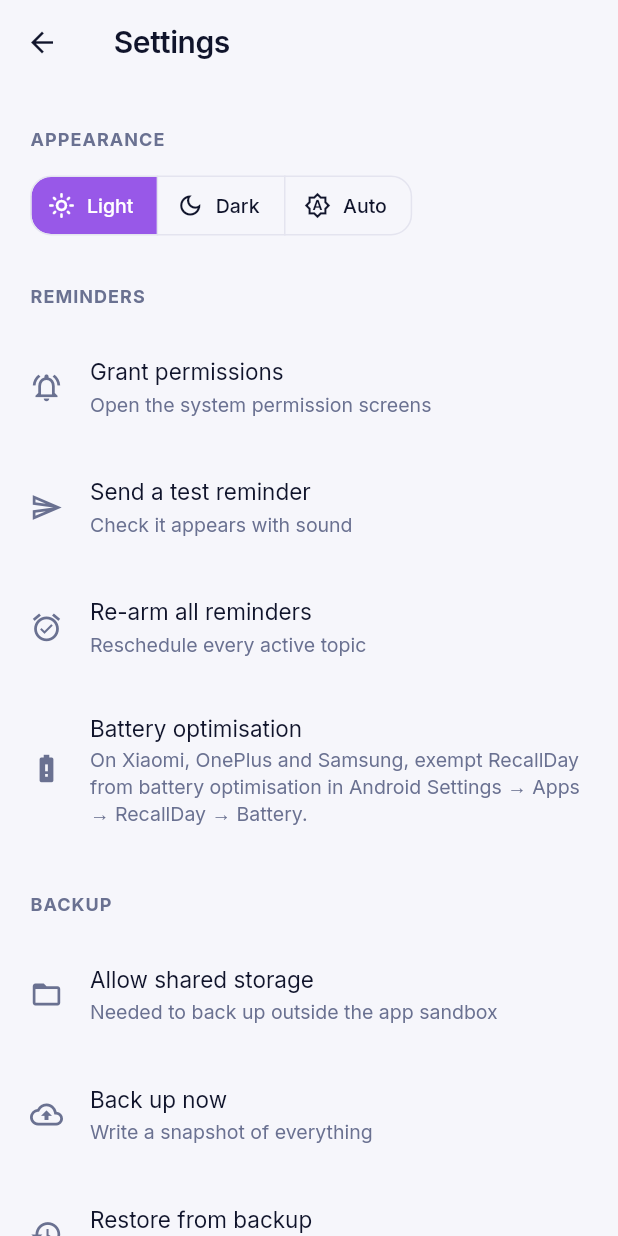
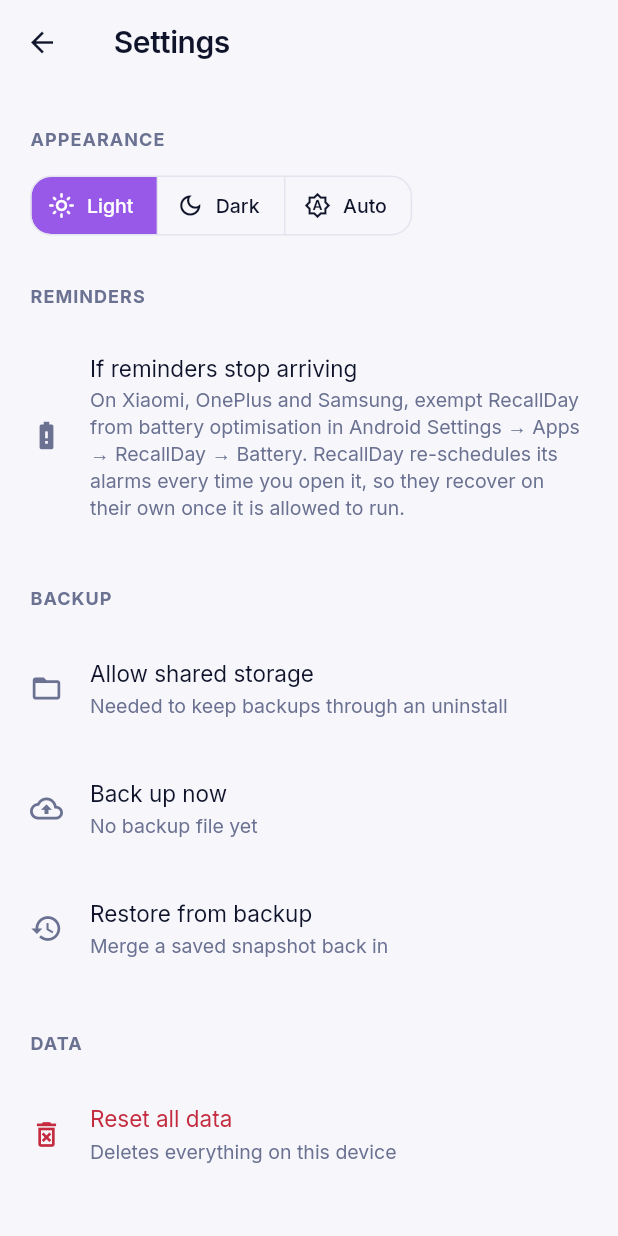
Before and after one commit to Ragul-personal/RecallDay, a Flutter app: the SettingsPage screen opened directly, on a phone screen of 412 x 824 dp. Run offline on Flutter 3.47's test engine with Material 3 defaults, Android fonts, the phone set to English and light mode, and no system bars; our stand-ins replace equatable, file_picker, fl_chart, flutter_animate, flutter_local_notifications, flutter_markdown_plus and 12 more; missing offline and left inert: workmanager; accounts and stored records are empty.

Commit message:
Persistent tab shell; immediate backups; trim Settings
Navigation: the four tabs were four separate top-level routes, each
building its own HomeShell. Switching replaced the whole route, so the
page transition cross-faded the entire screen — which is why the "New
subject" button appeared to pop in and vanish — and every page rebuilt
from scratch. They now live in a StatefulShellRoute.indexedStack with
one persistent scaffold, and the FAB is owned by the shell and
cross-fades its label instead of two per-page buttons animating past
each other.

Backup is now written immediately on every change rather than behind a
2-second debounce, so a change followed by force-closing the app is
still saved. Writes are serialised, with a single queued follow-up, so a
burst of edits ends in one write of the final state.

Restore: when no file is found, Settings now lists the exact paths
searched instead of a bare "No backup file found" — the earlier failure
was that no backup existed at all, because writes were erroring out.

Settings:
- "Grant permissions" appears only when a permission is actually
  missing, reports what really happened, and offers to open Android
  settings when the OS has stopped prompting. It previously always said
  "Permissions refreshed" regardless of outcome.
- "Re-arm all reminders" removed: alarms are re-armed on every app start
  and by the periodic worker, so the button added no capability.
- "Compact storage" removed: Hive rewrites its files automatically once
  enough records are deleted.
- "Copy backup as text" removed.
- "Send a test reminder" kept in code but shown only in debug builds.

Co-Authored-By: Claude Sonnet 5 <noreply@anthropic.com>
Claude-Session: https://claude.ai/code/session_01PKExP6MsDmFrBjyKkKRsZc

```diff
--- a/lib/presentation/pages/settings_page.dart
+++ b/lib/presentation/pages/settings_page.dart
@@ -1,3 +1,4 @@
+import 'package:flutter/foundation.dart' show kDebugMode;
 import 'package:flutter/material.dart';
 import 'package:flutter/services.dart';
 import 'package:flutter_riverpod/flutter_riverpod.dart';
@@ -21,6 +22,7 @@ class SettingsPage extends ConsumerStatefulWidget {
 class _SettingsPageState extends ConsumerState<SettingsPage> {
   PermissionReport? _perms;
   BackupLocation? _location;
+  String? _backupPath;
   bool _busy = false;
 
   @override
@@ -32,10 +34,12 @@ class _SettingsPageState extends ConsumerState<SettingsPage> {
   Future<void> _refreshStatus() async {
     final perms = await NotificationService.instance.permissionStatus();
     final loc = await BackupService.instance.resolveLocation(refresh: true);
+    final file = await BackupService.instance.findBackupFile();
     if (!mounted) return;
     setState(() {
       _perms = perms;
       _location = loc;
+      _backupPath = file?.path;
     });
   }
 
@@ -46,6 +50,25 @@ class _SettingsPageState extends ConsumerState<SettingsPage> {
       ..showSnackBar(SnackBar(content: Text(msg)));
   }
 
+  Future<void> _details(String title, String body) => showDialog<void>(
+        context: context,
+        builder: (ctx) => AlertDialog(
+          title: Text(title),
+          content: SingleChildScrollView(
+            child: SelectableText(
+              body,
+              style: Theme.of(ctx).textTheme.bodySmall,
+            ),
+          ),
+          actions: [
+            TextButton(
+              onPressed: () => Navigator.pop(ctx),
+              child: const Text('Close'),
+            ),
+          ],
+        ),
+      );
+
   @override
   Widget build(BuildContext context) {
     return Scaffold(
@@ -55,7 +78,7 @@ class _SettingsPageState extends ConsumerState<SettingsPage> {
           padding: const EdgeInsets.only(bottom: AppSpacing.xxxl),
           children: [
             _appearance(),
-            _notifications(),
+            _reminders(),
             _backup(),
             _data(),
             _about(),
@@ -104,14 +127,22 @@ class _SettingsPageState extends ConsumerState<SettingsPage> {
     );
   }
 
-  // ---------------------------------------------------------- notifications
+  // -------------------------------------------------------------- reminders
 
-  Widget _notifications() {
+  Widget _reminders() {
     final p = _perms;
     final cs = Theme.of(context).colorScheme;
     final light = Theme.of(context).brightness == Brightness.light;
     final success =
         light ? StatusColors.successLight : StatusColors.successDark;
+    final warning =
+        light ? StatusColors.warningLight : StatusColors.warningDark;
+
+    // Nothing to fix once both permissions are held — the button that used to
+    // sit here always reported "Permissions refreshed" whether or not anything
+    // had changed, which made it look broken. It now appears only when there
+    // is genuinely something to grant.
+    final needsAction = p != null && (!p.canNotify || !p.exactAlarmGranted);
 
     return _Group(
       title: 'Reminders',
@@ -125,67 +156,111 @@ class _SettingsPageState extends ConsumerState<SettingsPage> {
               AppSpacing.md,
             ),
             child: _StatusBanner(
-              ok: p.canNotify,
-              color: p.canNotify ? success : cs.error,
-              title: p.canNotify ? 'Reminders are on' : 'Reminders are blocked',
+              ok: p.canNotify && p.exactAlarmGranted,
+              color: !p.canNotify
+                  ? cs.error
+                  : p.exactAlarmGranted
+                      ? success
+                      : warning,
+              title: !p.canNotify
+                  ? 'Reminders are blocked'
+                  : p.exactAlarmGranted
+                      ? 'Reminders are on and exact'
+                      : 'Reminders are on, but may run late',
               message: !p.canNotify
-                  ? 'Android is not letting RecallDay post notifications. '
-                      'Tap "Grant permissions" below.'
+                  ? 'Android is not letting RecallDay post notifications, so '
+                      'no reminder will ever appear.'
                   : p.exactAlarmGranted
-                      ? 'Exact alarms allowed — reminders fire on time.'
-                      : 'Exact alarms are off, so Android may deliver reminders '
-                          'a few minutes late. Turn on "Alarms & reminders" to fix.',
+                      ? 'Your reminders will fire at the time you set.'
+                      : 'Exact alarms are off, so Android may batch reminders '
+                          'and deliver them a few minutes late.',
             ),
           ),
-        ListTile(
-          leading: const Icon(Icons.notifications_active_outlined),
-          title: const Text('Grant permissions'),
-          subtitle: const Text('Open the system permission screens'),
-          onTap: _busy
-              ? null
-              : () async {
-                  await NotificationService.instance.requestPermissions();
-                  NotificationService.instance.invalidatePermissionCache();
-                  await ref.read(topicCommandsProvider).reArmAllNotifications();
-                  await _refreshStatus();
-                  _toast('Permissions refreshed');
-                },
-        ),
-        ListTile(
-          leading: const Icon(Icons.send_outlined),
-          title: const Text('Send a test reminder'),
-          subtitle: const Text('Check it appears with sound'),
-          onTap: _busy
-              ? null
-              : () async {
-                  final ok =
-                      await NotificationService.instance.showTestNotification();
-                  _toast(ok
-                      ? 'Sent — check your notification bar'
-                      : 'Android refused it. Grant permissions first.');
-                },
-        ),
-        ListTile(
-          leading: const Icon(Icons.alarm_on_outlined),
-          title: const Text('Re-arm all reminders'),
-          subtitle: const Text('Reschedule every active topic'),
-          onTap: _busy
-              ? null
-              : () async {
-                  await ref.read(topicCommandsProvider).reArmAllNotifications();
-                  _toast('Reminders rescheduled');
-                },
-        ),
+        if (needsAction)
+          ListTile(
+            leading: Icon(Icons.notifications_active_outlined, color: cs.primary),
+            title: Text(
+              p.canNotify ? 'Allow exact alarms' : 'Allow notifications',
+            ),
+            subtitle: const Text('Opens the Android permission screen'),
+            onTap: _busy ? null : _requestPermissions,
+          ),
         const ListTile(
           leading: Icon(Icons.battery_alert_outlined),
-          title: Text('Battery optimisation'),
+          title: Text('If reminders stop arriving'),
           subtitle: Text(
             'On Xiaomi, OnePlus and Samsung, exempt RecallDay from battery '
-            'optimisation in Android Settings → Apps → RecallDay → Battery.',
+            'optimisation in Android Settings → Apps → RecallDay → Battery. '
+            'RecallDay re-schedules its alarms every time you open it, so '
+            'they recover on their own once it is allowed to run.',
           ),
         ),
+        // Kept for future diagnosis but hidden from release builds — the
+        // notification path is working, so a test button is just clutter.
+        if (kDebugMode)
+          ListTile(
+            leading: const Icon(Icons.bug_report_outlined),
+            title: const Text('Send a test reminder (debug)'),
+            onTap: () async {
+              final ok =
+                  await NotificationService.instance.showTestNotification();
+              _toast(ok ? 'Test reminder sent' : 'Android refused it');
+            },
+          ),
       ],
     );
+  }
+
+  Future<void> _requestPermissions() async {
+    final before = _perms;
+    final report = await NotificationService.instance.requestPermissions();
+    NotificationService.instance.invalidatePermissionCache();
+    // A newly granted exact-alarm permission only takes effect on alarms
+    // scheduled from now on, so re-arm what's already pending.
+    await ref.read(topicCommandsProvider).reArmAllNotifications();
+    await _refreshStatus();
+    if (!mounted) return;
+
+    if (report.notificationsGranted && report.exactAlarmGranted) {
+      _toast('All set — reminders will fire on time');
+      return;
+    }
+    if (!report.notificationsGranted) {
+      // Android stops prompting after two denials; the settings screen is
+      // then the only way in, so say so rather than silently doing nothing.
+      final stuck =
+          await NotificationService.instance.notificationsPermanentlyDenied();
+      if (!mounted) return;
+      if (stuck || before?.notificationsGranted == false) {
+        final open = await showDialog<bool>(
+          context: context,
+          builder: (ctx) => AlertDialog(
+            title: const Text('Notifications are blocked'),
+            content: const Text(
+              'Android will not show the permission prompt again for this app. '
+              'Open RecallDay in Android Settings and turn Notifications on.',
+            ),
+            actions: [
+              TextButton(
+                onPressed: () => Navigator.pop(ctx, false),
+                child: const Text('Not now'),
+              ),
+              FilledButton(
+                onPressed: () => Navigator.pop(ctx, true),
+                child: const Text('Open settings'),
+              ),
+            ],
+          ),
+        );
+        if (open == true) {
+          await NotificationService.instance.openSystemSettings();
+        }
+        return;
+      }
+      _toast('Notifications are still blocked');
+      return;
+    }
+    _toast('Notifications on · exact alarms still off');
   }
 
   // ----------------------------------------------------------------- backup
@@ -214,38 +289,42 @@ class _SettingsPageState extends ConsumerState<SettingsPage> {
               ok: durable,
               color: durable ? success : warning,
               title: durable
-                  ? 'Backups survive uninstall'
-                  : 'Backups will not survive uninstall',
+                  ? 'Saved automatically, survives uninstall'
+                  : 'Saved automatically — but not beyond uninstall',
               message: durable
-                  ? 'Saved to ${loc.label}. Reinstalling restores this '
-                      'automatically.'
-                  : 'Android is only letting RecallDay write to its own sandbox '
-                      '(${loc.label}), which is deleted on uninstall.',
+                  ? 'Every change is written to ${loc.label} straight away. '
+                      'Reinstalling RecallDay restores it.'
+                  : 'Every change is written to ${loc.label} straight away, '
+                      'but Android deletes that folder when the app is '
+                      'uninstalled. Allow shared storage below to keep it.',
             ),
           ),
         if (!durable)
           ListTile(
             leading: const Icon(Icons.folder_open_outlined),
             title: const Text('Allow shared storage'),
-            subtitle: const Text('Needed to back up outside the app sandbox'),
+            subtitle: const Text('Needed to keep backups through an uninstall'),
             onTap: _busy
                 ? null
                 : () async {
                     await BackupService.instance.requestStoragePermission();
+                    await BackupService.instance.flush();
                     await _refreshStatus();
-                    if (_location?.survivesUninstall == true) {
-                      await BackupService.instance.flush();
-                      _toast('Shared storage enabled — backup written');
-                    } else {
-                      _toast('Still sandboxed — grant "All files access" '
-                          'in Android settings');
-                    }
+                    if (!mounted) return;
+                    _toast(_location?.survivesUninstall == true
+                        ? 'Shared storage enabled — backup moved'
+                        : 'Still sandboxed — grant "All files access" '
+                            'in Android settings');
                   },
           ),
         ListTile(
           leading: const Icon(Icons.backup_outlined),
           title: const Text('Back up now'),
-          subtitle: const Text('Write a snapshot of everything'),
+          subtitle: Text(
+            _backupPath == null
+                ? 'No backup file yet'
+                : 'Last saved to ${_backupPath!.split('/').take(6).join('/')}…',
+          ),
           onTap: _busy
               ? null
               : () async {
@@ -255,48 +334,18 @@ class _SettingsPageState extends ConsumerState<SettingsPage> {
                   await _refreshStatus();
                   if (!mounted) return;
                   if (r.ok) {
-                    _toast('Backed up ${r.topics} topics '
-                        'to ${r.location?.label}');
+                    _toast('Backed up ${r.topics} topics · '
+                        '${r.subjects} subjects');
                   } else {
-                    // A snackbar truncates the diagnostic, which is the only
-                    // thing that makes a failure actionable.
-                    await showDialog<void>(
-                      context: context,
-                      builder: (ctx) => AlertDialog(
-                        title: const Text('Backup failed'),
-                        content: SingleChildScrollView(
-                          child: SelectableText(
-                            r.error ?? 'Unknown error',
-                            style: Theme.of(ctx).textTheme.bodySmall,
-                          ),
-                        ),
-                        actions: [
-                          TextButton(
-                            onPressed: () => Navigator.pop(ctx),
-                            child: const Text('Close'),
-                          ),
-                        ],
-                      ),
-                    );
+                    await _details('Backup failed', r.error ?? 'Unknown error');
                   }
                 },
         ),
         ListTile(
           leading: const Icon(Icons.restore_outlined),
           title: const Text('Restore from backup'),
-          subtitle: const Text('Merge the saved snapshot back in'),
+          subtitle: const Text('Merge a saved snapshot back in'),
           onTap: _busy ? null : _restore,
-        ),
-        ListTile(
-          leading: const Icon(Icons.copy_all_outlined),
-          title: const Text('Copy backup as text'),
-          subtitle: const Text('Paste into a note as a second copy'),
-          onTap: () async {
-            await Clipboard.setData(
-              ClipboardData(text: BackupService.instance.buildSnapshotJson()),
-            );
-            _toast('Copied to clipboard');
-          },
         ),
       ],
     );
@@ -305,16 +354,26 @@ class _SettingsPageState extends ConsumerState<SettingsPage> {
   Future<void> _restore() async {
     final file = await BackupService.instance.findBackupFile();
     if (!mounted) return;
+
     if (file == null) {
-      _toast('No backup file found');
+      // Name the folders actually searched — "no backup found" alone gives the
+      // user nothing to act on.
+      await _details(
+        'No backup found',
+        'RecallDay looked for recallday-backup.json in:\n\n'
+        '${BackupService.instance.searchedPaths.join('\n')}\n\n'
+        'Use "Back up now" first, or grant shared storage access so an '
+        'existing backup outside the app sandbox can be read.',
+      );
       return;
     }
 
     final ok = await confirmDelete(
       context,
-      title: 'Restore backup?',
-      message: 'This merges the snapshot at ${file.path} into your current '
-          'data. Topics with the same id are overwritten.',
+      title: 'Restore this backup?',
+      message: 'Reads ${file.path}\n\n'
+          'Subjects and topics with the same id are overwritten; anything '
+          'else you have now is kept.',
       confirmLabel: 'Restore',
       destructive: false,
     );
@@ -322,12 +381,21 @@ class _SettingsPageState extends ConsumerState<SettingsPage> {
 
     setState(() => _busy = true);
     try {
-      final summary = await BackupService.instance.restoreFromFile(merge: true);
+      final summary =
+          await BackupService.instance.restoreFromFile(merge: true);
       await ref.read(topicCommandsProvider).reArmAllNotifications();
       if (!mounted) return;
-      _toast(summary == null ? 'Nothing to restore' : 'Restored $summary');
+      if (summary == null || summary.isEmpty) {
+        await _details(
+          'Nothing restored',
+          'The file at ${file.path} was read but contained no subjects or '
+          'topics.',
+        );
+      } else {
+        _toast('Restored $summary');
+      }
     } catch (e) {
-      _toast('Restore failed: $e');
+      if (mounted) await _details('Restore failed', '$e');
     } finally {
       if (mounted) setState(() => _busy = false);
     }
@@ -341,24 +409,16 @@ class _SettingsPageState extends ConsumerState<SettingsPage> {
       title: 'Data',
       children: [
         ListTile(
-          leading: const Icon(Icons.cleaning_services_outlined),
-          title: const Text('Compact storage'),
-          subtitle: const Text('Reclaim space from deleted topics'),
-          onTap: () async {
-            await StorageService.instance.compactAll();
-            _toast('Storage compacted');
-          },
-        ),
-        ListTile(
           leading: Icon(Icons.delete_forever_outlined, color: cs.error),
           title: Text('Reset all data', style: TextStyle(color: cs.error)),
-          subtitle: const Text('Your backup file is left untouched'),
+          subtitle: const Text('Deletes everything on this device'),
           onTap: () async {
             final ok = await confirmDelete(
               context,
               title: 'Reset all data?',
               message: 'This deletes every subject, topic and review on this '
-                  'device. Your backup file is not touched.',
+                  'device. Your backup file is not touched, so you can '
+                  'restore from it afterwards.',
               confirmLabel: 'Reset',
             );
             if (!ok) return;
@@ -426,9 +486,7 @@ class _StatusBanner extends StatelessWidget {
         crossAxisAlignment: CrossAxisAlignment.start,
         children: [
           Icon(
-            ok
-                ? Icons.check_circle_rounded
-                : Icons.error_outline_rounded,
+            ok ? Icons.check_circle_rounded : Icons.error_outline_rounded,
             color: color,
             size: 19,
           ),
```
Also changed, not shown: lib/core/router/app_router.dart (+68 -8 lines), lib/presentation/pages/home_shell.dart (+56 -45 lines), lib/presentation/pages/subjects_page.dart (+2 -15 lines), lib/presentation/pages/today_page.dart (+4 -17 lines), lib/services/backup_service.dart (+58 -17 lines), lib/services/notification_service.dart (+24 -0 lines), lib/services/storage_service.dart (+5 -12 lines).
